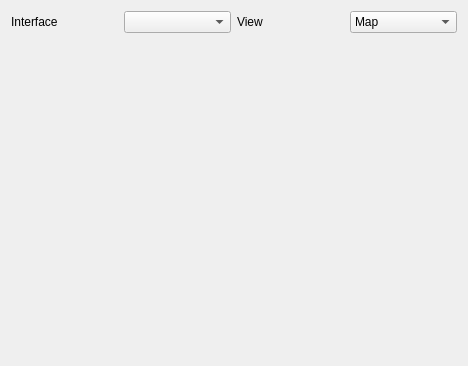
Above: libs/ui/scanwidget.ui from KDE/networkmanagement before the change. Below: the same form after it.
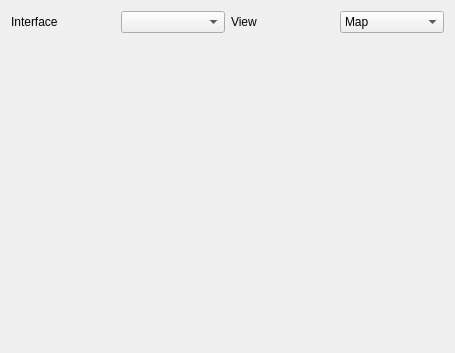
That is the form after the change. Custom widgets are drawn as their Qt base class.

```diff
--- a/libs/ui/scanwidget.ui
+++ b/libs/ui/scanwidget.ui
@@ -5,8 +5,8 @@
    <rect>
     <x>0</x>
     <y>0</y>
-    <width>468</width>
-    <height>366</height>
+    <width>455</width>
+    <height>353</height>
    </rect>
   </property>
   <property name="sizePolicy" >
```
